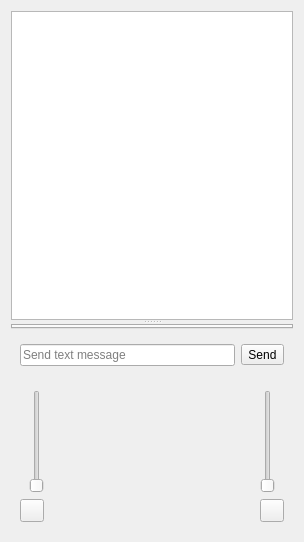
KDE/ring-kde, file src/ui/SFLPhoneView_base.ui: the form before one commit.
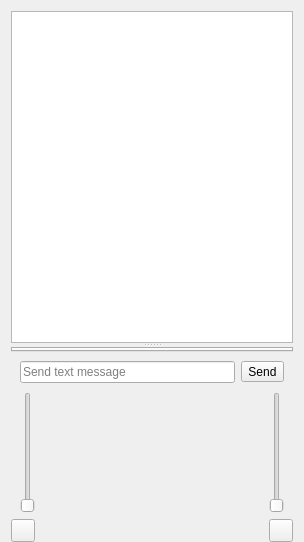
The form after the commit. Custom widgets are drawn as their Qt base class.

Commit message: Fix margins when dialpad is hidden

What changed in the file:
```diff
--- a/src/ui/SFLPhoneView_base.ui
+++ b/src/ui/SFLPhoneView_base.ui
@@ -14,6 +14,12 @@
    <string notr="true">SFLPhone KDE</string>
   </property>
   <layout class="QVBoxLayout" name="verticalLayout">
+   <property name="spacing">
+    <number>0</number>
+   </property>
+   <property name="bottomMargin">
+    <number>0</number>
+   </property>
    <item>
     <widget class="QSplitter" name="splitter">
      <property name="orientation">
@@ -97,6 +103,9 @@
       </size>
      </property>
      <layout class="QGridLayout" name="gridLayout">
+      <property name="margin">
+       <number>0</number>
+      </property>
       <item row="0" column="0">
        <widget class="QSlider" name="slider_recVol">
         <property name="sizePolicy">
```
